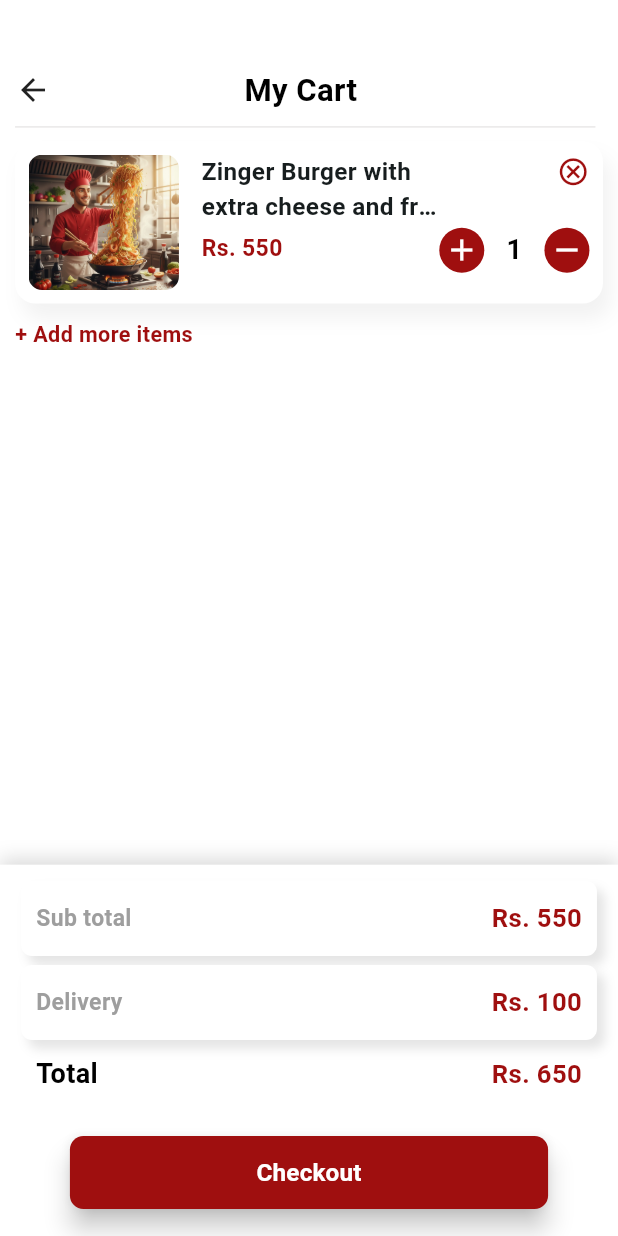
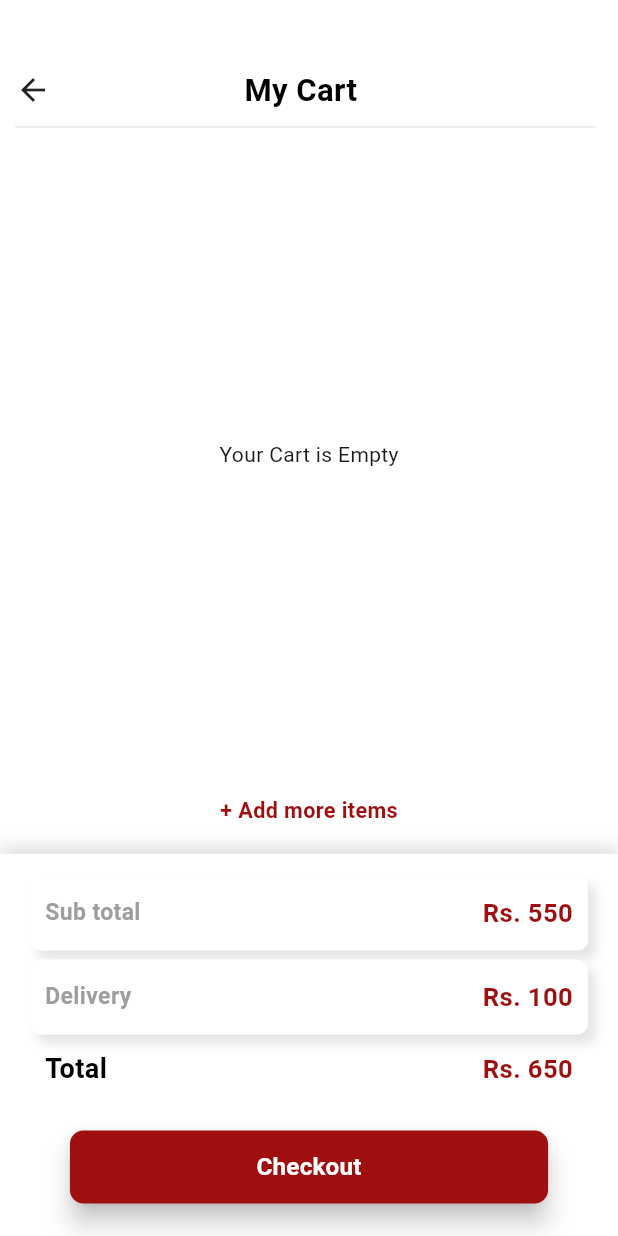
Before and after one commit to ahadahmed9980/Kupa-app-, a Flutter app: the Cart screen opened directly, on a phone screen of 412 x 824 dp. Run offline on Flutter 3.47's test engine with Material 3 defaults, Android fonts, the phone set to English and light mode, and no system bars; our stand-ins replace carousel_slider, cloud_firestore, delightful_toast, firebase_auth, firebase_core, flutter_screenutil and 3 more; missing offline and left inert: flutter_sliding_up_panel; accounts and stored records are empty.

Commit message:
work updated 20/12/2025   11:47p,

```diff
--- a/lib/pages/cart.dart
+++ b/lib/pages/cart.dart
@@ -1,8 +1,12 @@
+import 'dart:convert';
+import 'dart:typed_data';
+import 'package:cloud_firestore/cloud_firestore.dart';
 import 'package:flutter/material.dart';
 import 'package:flutter_screenutil/flutter_screenutil.dart';
 import 'package:font_awesome_flutter/font_awesome_flutter.dart';
 import 'package:grocerapp/pages/home.dart';
 import 'package:grocerapp/pages/widgetsall/fonthelper.dart';
+import 'package:grocerapp/pages/widgetsall/golbal.dart' as globals;
 
 class Cart extends StatefulWidget {
   const Cart({super.key});
@@ -12,16 +16,32 @@ class Cart extends StatefulWidget {
 }
 
 class _CartState extends State<Cart> {
-  int quantity = 1;
+  Uint8List? decodebytes(base64) {
+    if (imageCache.containsKey(base64)) {
+      return base64;
+    }
+    try {
+      final bytes = base64Decode(base64);
+      return bytes;
+    } catch (e) {
+      print("basedecode Error $e");
+      return null;
+    }
+  }
 
+  int delivery = 170;
+
+  final listviewstream = FirebaseFirestore.instance
+      .collection("User")
+      .doc(globals.uid)
+      .collection("Cart")
+      .snapshots();
   @override
   Widget build(BuildContext context) {
     return Scaffold(
       backgroundColor: Colors.white,
-
       body: Column(
         children: [
-          // Header
           Container(
             margin: EdgeInsets.only(left: 10.w, top: 50.h, right: 15.w),
             padding: EdgeInsets.only(bottom: 10.h),
@@ -48,141 +68,35 @@ class _CartState extends State<Cart> {
               ],
             ),
           ),
-
-          SizedBox(height: 10.h),
-
           Expanded(
-            child: ListView(
-              padding: EdgeInsets.symmetric(horizontal: 10.w),
-              children: [
-                // Cart Item
-                Container(
-                  padding: EdgeInsets.all(10.r),
-                  margin: EdgeInsets.only(bottom: 12.h),
-                  decoration: BoxDecoration(
-                    color: Colors.white,
-                    borderRadius: BorderRadius.circular(15.r),
-                    boxShadow: [
-                      BoxShadow(
-                        color: Colors.black.withOpacity(0.05),
-                        blurRadius: 10,
-                        offset: const Offset(5, 10),
-                      ),
-                    ],
-                  ),
-                  child: Row(
-                    crossAxisAlignment: CrossAxisAlignment.start,
-                    children: [
-                      ClipRRect(
-                        borderRadius: BorderRadius.circular(10.r),
-                        child: Image.asset(
-                          "assets/images/xyz.png",
-                          height: 100.h,
-                          width: 100.w,
-                          fit: BoxFit.cover,
+            child: StreamBuilder<QuerySnapshot>(
+              stream: listviewstream,
+              builder: (context, snapshot) {
+                if (snapshot.connectionState == ConnectionState.waiting) {
+                  // return CircularProgressIndicator(color: Color(0xFF9F0F0F));
+                }
+                if (snapshot.hasError) {
+                  return Center(child: Text("Error ${snapshot.error}"));
+                }
+                if (!snapshot.hasData || snapshot.data!.docs.isEmpty) {
+                  return Center(child: Text("Your Cart is Empty"));
+                }
+                return ListView.builder(
+                  itemCount: snapshot.data!.docs.length,
+                  itemBuilder: (context, index) {
+                    final doc = snapshot.data!.docs[index];
+                    final title = doc["title"] ?? "no title";
+                    final image = doc["image"] ?? "no image";
+                    final price = doc["price"] ?? "no price";
+                    final quantity = doc["quantity"].toString();
+                    return cartsec(title, price, image, quantity);
+                  },
+                );
+              },
             ),
           ),
 
-                      SizedBox(width: 15.w),
-
-                      Expanded(
-                        child: Column(
-                          crossAxisAlignment: CrossAxisAlignment.start,
-                          children: [
-                            Text(
-                              "Zinger Burger with extra cheese and fries special deal",
-                              style: TextStyle(
-                                fontSize: 18.sp,
-                                fontWeight: FontWeight.w600,
-                              ),
-                              maxLines: 2,
-                              overflow: TextOverflow.ellipsis,
-                            ),
-                            SizedBox(height: 6.h),
-                            Text(
-                              "Rs. 550",
-                              style: TextStyle(
-                                fontSize: 17.sp,
-                                color: Color(0xFF9F0F0F),
-                                fontWeight: FontWeight.bold,
-                              ),
-                            ),
-                          ],
-                        ),
-                      ),
-
-                      Column(
-                        crossAxisAlignment: CrossAxisAlignment.end,
-                        children: [
-                          FaIcon(
-                            Icons.cancel_outlined,
-                            color: Color(0xFF9F0F0F),
-                            size: 24.sp,
-                          ),
-
-                          SizedBox(height: 30.h),
-
-
-                           Row(
-                              children: [
-                                InkWell(
-                                  onTap: () {
-                                    setState(() {
-                                      if (quantity < 15) quantity++;
-                                    });
-                                  },
-                                  child: Container(
-                                    decoration: BoxDecoration(
-                                      color: Color(0xFF9F0F0F),
-                                      shape: BoxShape.circle,
-                                    ),
-                                    padding: EdgeInsets.all(3),
-                                    child: Icon(Icons.add, color: Colors.white),
-                                  ),
-                                ),
-
-                                SizedBox(width: 5.w),
-
-
-                                Container(
-                                  width: 30.w,
-                                  alignment: Alignment.center,
-                                  child: Text(
-                                    "$quantity",
-                                    style: Fonthelper.mediumTextstyle(
-                                      fontsize: 20.sp,
-                                    ),
-                                  ),
-                                ),
-
-                                SizedBox(width: 5.w),
-
-                                InkWell(
-                                  onTap: () {
-                                    setState(() {
-                                      if (quantity > 1) quantity--;
-                                    });
-                                  },
-                                  child: Container(
-                                    decoration: BoxDecoration(
-                                      color: Color(0xFF9F0F0F),
-                                      shape: BoxShape.circle,
-                                    ),
-                                    padding: EdgeInsets.all(3),
-                                    child: Icon(
-                                      Icons.remove,
-                                      color: Colors.white,
-                                    ),
-                                  ),
-                                ),
-                              ],
-                            ),
-
-                        ],
-                      ),
-                    ],
-                  ),
-                ),
+          SizedBox(height: 10.h),
 
           InkWell(
             onTap: () {
@@ -203,13 +117,123 @@ class _CartState extends State<Cart> {
           SizedBox(height: 20.h),
         ],
       ),
+
+      bottomNavigationBar: SafeArea(child: checkoutsec()),
+    );
+  }
+
+  Widget cartsec(
+    String nameof,
+    String priceof,
+    String imageof,
+    String quantityof,
+  ) {
+    return Align(
+      alignment: Alignment.topLeft,
+      child: Container(
+        width: 350.w,
+
+        padding: EdgeInsets.all(10.r),
+        margin: EdgeInsets.only(bottom: 12.h, left: 15.w),
+        decoration: BoxDecoration(
+          color: Colors.white,
+          borderRadius: BorderRadius.circular(15.r),
+          boxShadow: [
+            BoxShadow(
+              color: Colors.black.withOpacity(0.05),
+              blurRadius: 10,
+              offset: const Offset(5, 10),
             ),
           ],
         ),
+        child: Row(
+          crossAxisAlignment: CrossAxisAlignment.start,
+          children: [
+            ClipRRect(
+              borderRadius: BorderRadius.circular(10.r),
+              child: decodebytes(imageof) != null
+                  ? Image.memory(
+                      decodebytes(imageof)!,
+                      height: 80.h,
+                      width: 80.h,
+                      fit: BoxFit.cover,
+                    )
+                  : Icon(Icons.error, color: Colors.white),
+            ),
 
-      bottomNavigationBar: SafeArea(
-        child: Container(
-          padding: EdgeInsets.symmetric(horizontal: 14.w, vertical: 12.h),
+            SizedBox(width: 15.w),
+
+            Expanded(
+              child: Column(
+                crossAxisAlignment: CrossAxisAlignment.start,
+                children: [
+                  Text(
+                    nameof,
+                    style: TextStyle(
+                      fontSize: 18.sp,
+                      fontWeight: FontWeight.w600,
+                    ),
+                    maxLines: 2,
+                    overflow: TextOverflow.ellipsis,
+                  ),
+                  SizedBox(height: 6.h),
+                  Text(
+                    "Rs. ${priceof}",
+                    style: TextStyle(
+                      fontSize: 17.sp,
+                      color: Color(0xFF9F0F0F),
+                      fontWeight: FontWeight.bold,
+                    ),
+                  ),
+                ],
+              ),
+            ),
+            Column(
+              crossAxisAlignment: CrossAxisAlignment.end,
+              children: [
+                FaIcon(
+                  Icons.cancel_outlined,
+                  color: Color(0xFF9F0F0F),
+                  size: 24.sp,
+                ),
+
+                SizedBox(height: 30.h),
+                Row(
+                  children: [
+                    Container(
+                      width: 90.w,
+                      child: RichText(
+                        text: TextSpan(
+                          text: "quantity: ", // Ye base text hai
+                          style: Fonthelper.mediumTextstyle(
+                            fontsize: 15.sp,
+                          ), // Base style
+                          children: [
+                            TextSpan(
+                              text: quantityof,
+                              style: Fonthelper.mediumTextstyle(
+                                fontsize: 14.sp,
+                                color: Color(0xFF9F0F0F),
+                              ),
+                            ),
+                          ],
+                        ),
+                      ),
+                    ),
+                  ],
+                ),
+              ],
+            ),
+          ],
+        ),
+      ),
+    );
+  }
+
+  checkoutsec() {
+    return Container(
+      padding: EdgeInsets.symmetric(horizontal: 20.w, vertical: 16.h),
+
       decoration: BoxDecoration(
         color: Colors.white,
         boxShadow: [
@@ -246,13 +270,10 @@ class _CartState extends State<Cart> {
               ],
             ),
           ),
-
           SizedBox(height: 12.h),
           Fonthelper.custombutton("Checkout", () {}),
         ],
       ),
-        ),
-      ),
     );
   }
 }
--- /dev/null
+++ b/lib/pages/widgetsall/golbal.dart
@@ -0,0 +1,4 @@
+library kupa.globals;
+
+import 'package:firebase_auth/firebase_auth.dart';
+  final uid = FirebaseAuth.instance.currentUser?.uid;
--- a/pubspec.yaml
+++ b/pubspec.yaml
@@ -50,6 +50,7 @@ dependencies:
   flutter_stripe: ^12.1.1
   http: ^1.6.0
   delightful_toast: ^1.1.0
+  flutter_sliding_up_panel: ^2.1.1
 
 
 
```
Also changed, not shown: lib/pages/Signup.dart (+36 -4 lines), lib/pages/detailpage.dart (+32 -24 lines), lib/pages/home.dart (+11 -5 lines), lib/pages/login.dart (+35 -8 lines), pubspec.lock. Lines whose indentation alone changed are shown as unchanged.
